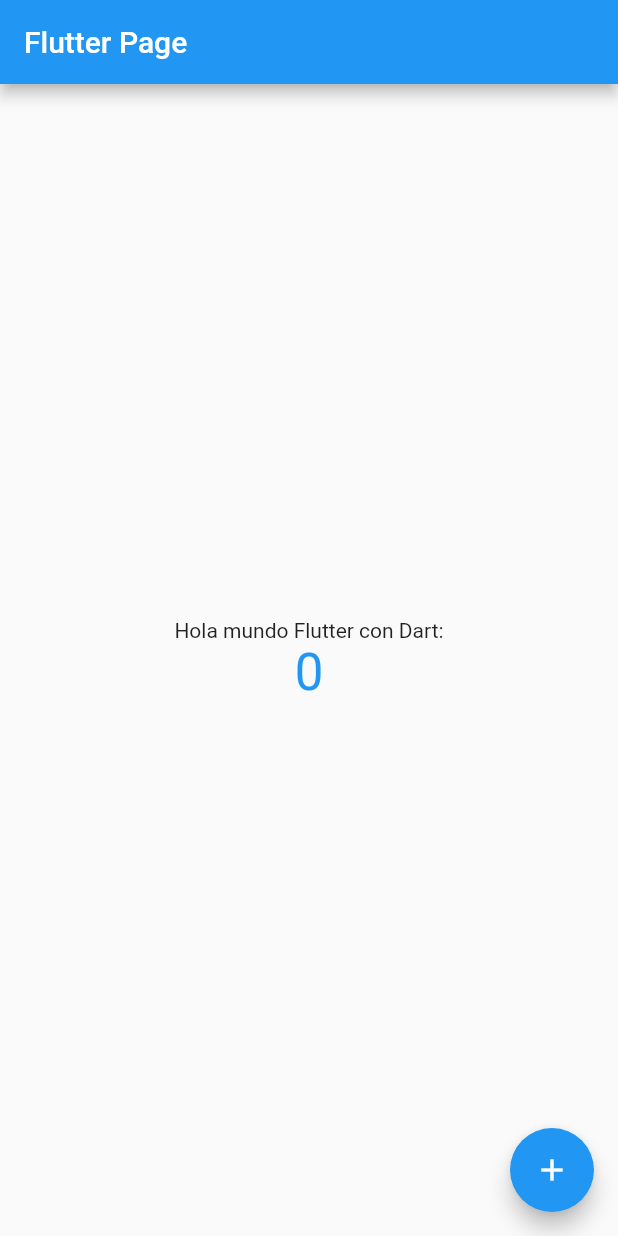
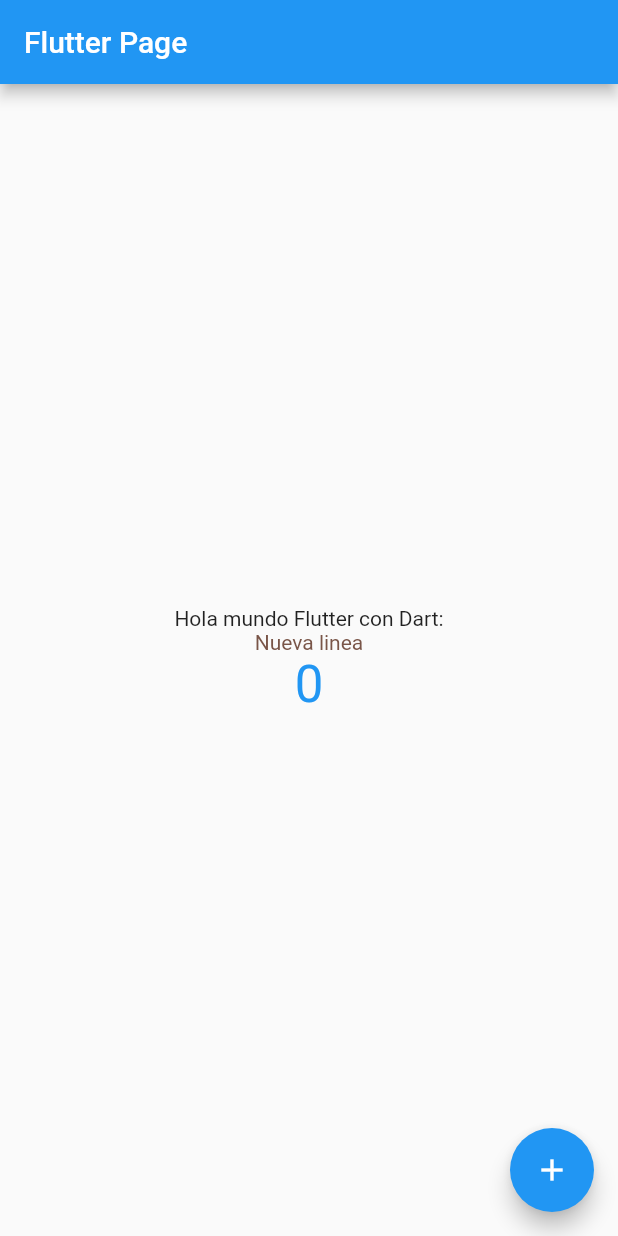
Before and after one commit to JCVelaides/flutter, a Flutter app: the screen it shows after launch, on a phone screen of 412 x 824 dp. Run offline on Flutter 3.47's test engine with Material 2 defaults, Android fonts, the phone set to English and light mode, and no system bars.

Commit message:
cambiando el color al texto

```diff
--- a/lib/main.dart
+++ b/lib/main.dart
@@ -1,4 +1,5 @@
 import 'package:flutter/material.dart';
+import 'dart:math';
 
 void main() {
   runApp(const MyApp());
@@ -49,6 +50,7 @@ class MyHomePage extends StatefulWidget {
 
 class _MyHomePageState extends State<MyHomePage> {
   int _counter = 0;
+  String texto = 'Nueva linea';
 
   void _incrementCounter() {
     setState(() {
@@ -59,6 +61,10 @@ class _MyHomePageState extends State<MyHomePage> {
       // called again, and so nothing would appear to happen.
       _counter++;
     });
+  }
+
+  Color changeText() {
+    return Colors.primaries[Random().nextInt(Colors.primaries.length)];
   }
 
   @override
@@ -98,6 +104,7 @@ class _MyHomePageState extends State<MyHomePage> {
             const Text(
               'Hola mundo Flutter con Dart:',
             ),
+            Text(texto, style: TextStyle(color: changeText())),
             Text(
               '$_counter',
               style: Theme.of(context)
```
